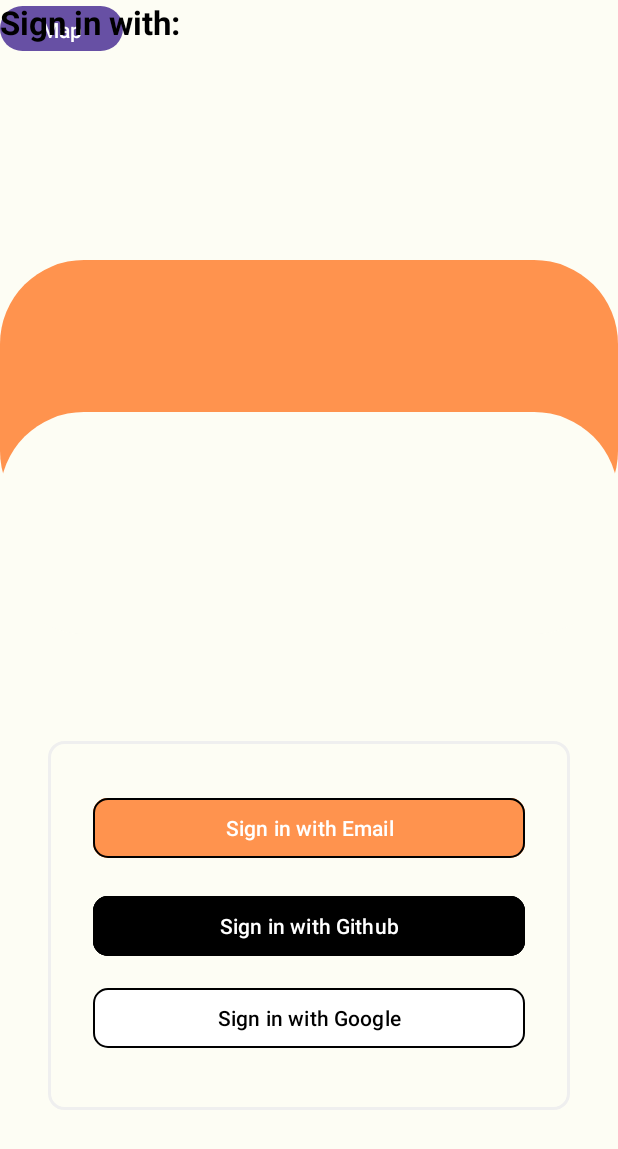
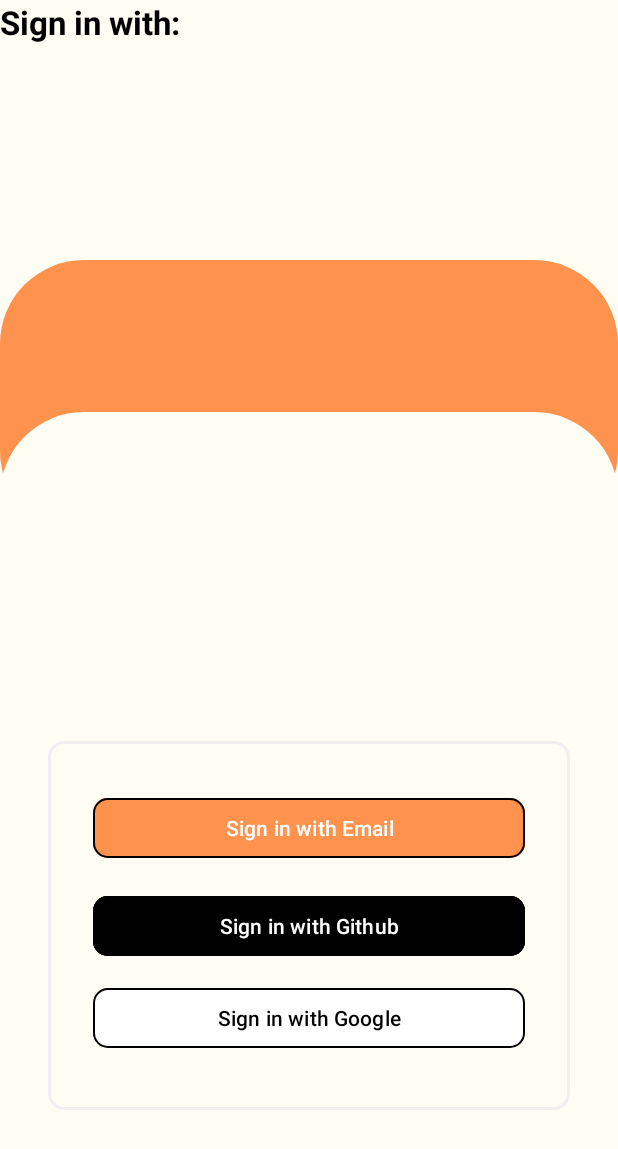
Before and after one commit to JarrydHarker/Limitless-public, an Android app: the screen it shows after launch (SSOActivity), on a phone screen of 412 x 824 dp. Shown: the top 1149 px of the screen. Run offline under Robolectric (Android 15) with nearby library versions, the phone set to English and light mode, and no system bars.

```diff
--- a/app/build.gradle.kts
+++ b/app/build.gradle.kts
@@ -5,7 +5,7 @@
 
 android {
     namespace = "com.example.limitless"
-    compileSdk = 35
+    compileSdk = 34
 
     defaultConfig {
         applicationId = "com.example.limitless"
--- a/app/src/main/java/com/example/limitless/SSOActivity.kt
+++ b/app/src/main/java/com/example/limitless/SSOActivity.kt
@@ -42,13 +42,6 @@
         val activityContext = this
         // Initialize the CredentialManager
         val credentialManager = CredentialManager.create(this)
-
-        val btnMap = findViewById<Button>(R.id.btnMap_test)
-
-        btnMap.setOnClickListener {
-            val intent = Intent(this, Map_Activity::class.java)
-            startActivity(intent)
-        }
 
         btnGoogle.setOnClickListener {
             /*val signInWithGoogleOption: GetSignInWithGoogleOption = GetSignInWithGoogleOption.Builder("677746774102-0mfqbkl5q7k3b207q7dmutj3mv6s81rq.apps.googleusercontent.com")
--- a/app/src/main/res/layout/activity_ssoactivity.xml
+++ b/app/src/main/res/layout/activity_ssoactivity.xml
@@ -44,14 +44,6 @@
         app:layout_constraintTop_toTopOf="parent"
         app:layout_constraintVertical_bias="0.406"
         app:srcCompat="@drawable/loginbackground2" />
-
-    <Button
-        android:id="@+id/btnMap_test"
-        android:layout_width="82dp"
-        android:layout_height="38dp"
-        android:text="Map"
-        tools:layout_editor_absoluteX="0dp"
-        tools:layout_editor_absoluteY="43dp" />
 
     <TextView
         android:id="@+id/sso_title"
```
